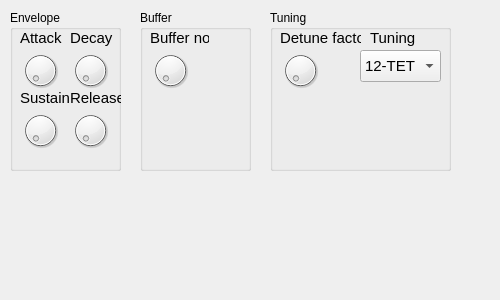
The window that python/controller/ui/synth-controller.ui (kj-jondell/Diabetes-Synth) describes before a commit, drawn with Qt 5.
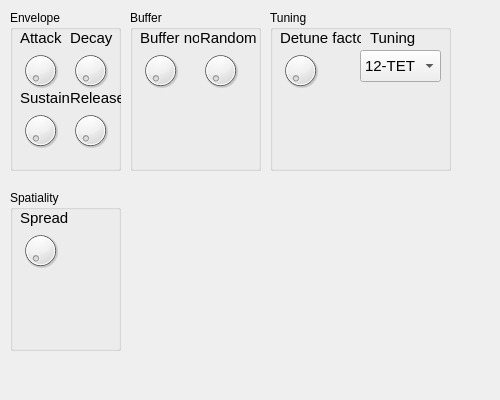
The same window after the commit.

```diff
--- a/python/controller/ui/synth-controller.ui
+++ b/python/controller/ui/synth-controller.ui
@@ -7,7 +7,7 @@
     <x>0</x>
     <y>0</y>
     <width>500</width>
-    <height>300</height>
+    <height>400</height>
    </rect>
   </property>
   <property name="sizePolicy">
@@ -19,13 +19,13 @@
   <property name="minimumSize">
    <size>
     <width>500</width>
-    <height>300</height>
+    <height>400</height>
    </size>
   </property>
   <property name="maximumSize">
    <size>
     <width>500</width>
-    <height>300</height>
+    <height>400</height>
    </size>
   </property>
   <property name="windowTitle">
@@ -171,9 +171,9 @@
   <widget class="QGroupBox" name="buffer">
    <property name="geometry">
     <rect>
-     <x>140</x>
+     <x>130</x>
      <y>10</y>
-     <width>111</width>
+     <width>131</width>
      <height>161</height>
     </rect>
    </property>
@@ -214,6 +214,40 @@
      <string>Buffer no.</string>
     </property>
    </widget>
+   <widget class="QDial" name="randomness">
+    <property name="geometry">
+     <rect>
+      <x>70</x>
+      <y>30</y>
+      <width>41</width>
+      <height>61</height>
+     </rect>
+    </property>
+    <property name="maximum">
+     <number>255</number>
+    </property>
+    <property name="wrapping">
+     <bool>false</bool>
+    </property>
+   </widget>
+   <widget class="QLabel" name="label_9">
+    <property name="geometry">
+     <rect>
+      <x>70</x>
+      <y>20</y>
+      <width>59</width>
+      <height>16</height>
+     </rect>
+    </property>
+    <property name="font">
+     <font>
+      <pointsize>11</pointsize>
+     </font>
+    </property>
+    <property name="text">
+     <string>Random</string>
+    </property>
+   </widget>
   </widget>
   <widget class="QGroupBox" name="tuning_group">
    <property name="geometry">
@@ -312,6 +346,53 @@
     </property>
    </widget>
   </widget>
+  <widget class="QGroupBox" name="buffer_2">
+   <property name="geometry">
+    <rect>
+     <x>10</x>
+     <y>190</y>
+     <width>111</width>
+     <height>161</height>
+    </rect>
+   </property>
+   <property name="title">
+    <string>Spatiality</string>
+   </property>
+   <widget class="QDial" name="stereo_spread">
+    <property name="geometry">
+     <rect>
+      <x>10</x>
+      <y>30</y>
+      <width>41</width>
+      <height>61</height>
+     </rect>
+    </property>
+    <property name="maximum">
+     <number>255</number>
+    </property>
+    <property name="wrapping">
+     <bool>false</bool>
+    </property>
+   </widget>
+   <widget class="QLabel" name="label_8">
+    <property name="geometry">
+     <rect>
+      <x>10</x>
+      <y>20</y>
+      <width>59</width>
+      <height>16</height>
+     </rect>
+    </property>
+    <property name="font">
+     <font>
+      <pointsize>11</pointsize>
+     </font>
+    </property>
+    <property name="text">
+     <string>Spread</string>
+    </property>
+   </widget>
+  </widget>
  </widget>
  <resources/>
  <connections/>
```
